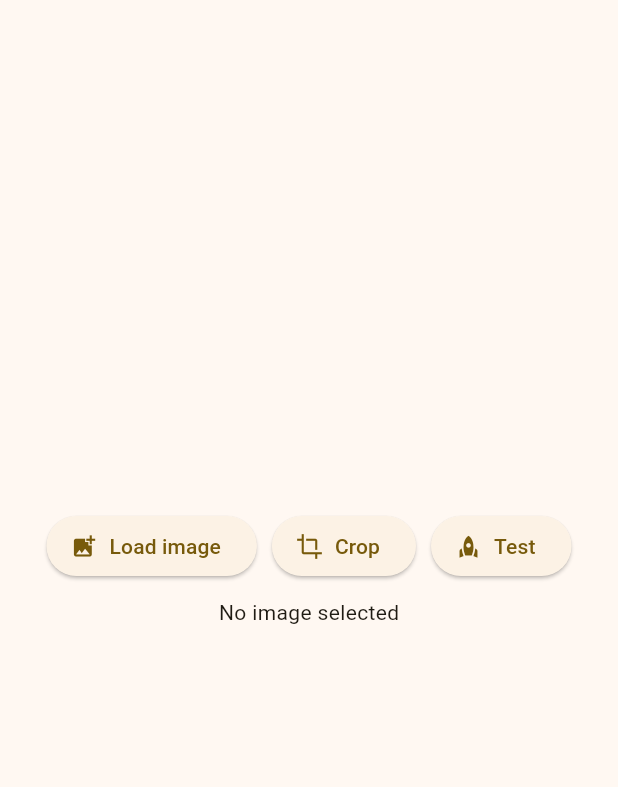
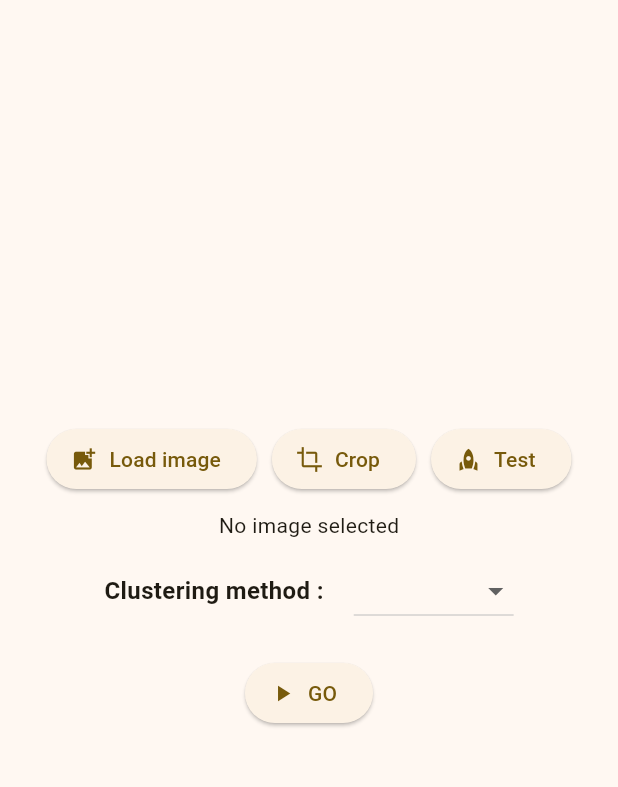
Before and after one commit to G0blain/yarn_calculator, a Flutter app: the screen it shows after launch, on a phone screen of 412 x 824 dp, the part 84-871 px from its top. Run offline on Flutter 3.47's test engine with Material 3 defaults, Android fonts, the light colour scheme and no system bars; our stand-ins replace image_picker; missing offline and left inert: crop_your_image.

Commit message:
start clustering ihm

```diff
--- a/lib/calculating_page.dart
+++ b/lib/calculating_page.dart
@@ -1,8 +1,19 @@
 import 'package:flutter/material.dart';
+import 'package:flutter/services.dart';
 import 'dart:typed_data';
 import 'package:image_picker/image_picker.dart';
 import 'package:yarn_calculator/cropping_page.dart';
 import 'package:image/image.dart' as imgPck;
+
+enum ClusteringMethods {
+  K_MEANS(label: 'K-Means'),
+  TEST(label: 'Test'),
+  HELLO_WORLD(label: 'Hello world');
+
+  final String label;
+
+  const ClusteringMethods({required this.label});
+}
 
 class CalculatingPage extends StatefulWidget {
   @override
@@ -12,6 +23,10 @@ class CalculatingPage extends StatefulWidget {
 class _CalculatingPageState extends State<CalculatingPage> {
   Uint8List? _imageBytes;
   // imgPck.Image? workingImage;
+  ClusteringMethods? _selectedClusteringMethod;
+  final TextEditingController _kTextFieldController = TextEditingController(
+    text: '3',
+  );
 
   Future<void> _pickImage() async {
     final XFile? pickedFile = await new ImagePicker().pickImage(
@@ -71,6 +86,7 @@ class _CalculatingPageState extends State<CalculatingPage> {
       body: Center(
         child: Column(
           mainAxisAlignment: MainAxisAlignment.center,
+          crossAxisAlignment: CrossAxisAlignment.center,
           children: [
             Row(
               mainAxisAlignment: MainAxisAlignment.center,
@@ -99,6 +115,63 @@ class _CalculatingPageState extends State<CalculatingPage> {
                 ? Image.memory(_imageBytes!, height: 300, fit: BoxFit.fitHeight)
                 : const Text('No image selected'),
             const SizedBox(height: 10),
+            Row(
+              mainAxisAlignment: MainAxisAlignment.center,
+              children: [
+                const Text(
+                  'Clustering method :',
+                  style: TextStyle(fontSize: 16, fontWeight: FontWeight.bold),
+                ),
+                const SizedBox(width: 20),
+                DropdownButton<ClusteringMethods>(
+                  value: _selectedClusteringMethod,
+                  onChanged: (ClusteringMethods? newValue) {
+                    setState(() {
+                      _selectedClusteringMethod = newValue;
+                    });
+                  },
+                  items: [
+                    const DropdownMenuItem<ClusteringMethods>(
+                      value: null,
+                      child: Text(''),
+                    ),
+                    ...ClusteringMethods.values.map((ClusteringMethods method) {
+                      return DropdownMenuItem<ClusteringMethods>(
+                        value: method,
+                        child: Text(method.label),
+                      );
+                    }).toList(),
+                  ],
+                ),
+                if (_selectedClusteringMethod == ClusteringMethods.K_MEANS) ...[
+                  const SizedBox(width: 20),
+                  const Text('K:', style: TextStyle(fontSize: 14)),
+                  const SizedBox(width: 10),
+                  SizedBox(
+                    width: 60,
+                    child: TextField(
+                      controller: _kTextFieldController,
+                      keyboardType: TextInputType.number,
+                      inputFormatters: [FilteringTextInputFormatter.digitsOnly],
+                      textAlign: TextAlign.center,
+                      decoration: const InputDecoration(
+                        border: OutlineInputBorder(),
+                        contentPadding: EdgeInsets.symmetric(
+                          vertical: 8,
+                          horizontal: 5,
+                        ),
+                      ),
+                    ),
+                  ),
+                ],
+              ],
+            ),
+            const SizedBox(height: 20),
+            ElevatedButton.icon(
+              onPressed: _pickImage,
+              icon: Icon(Icons.play_arrow),
+              label: const Text('GO'),
+            ),
           ],
         ),
       ),
```
